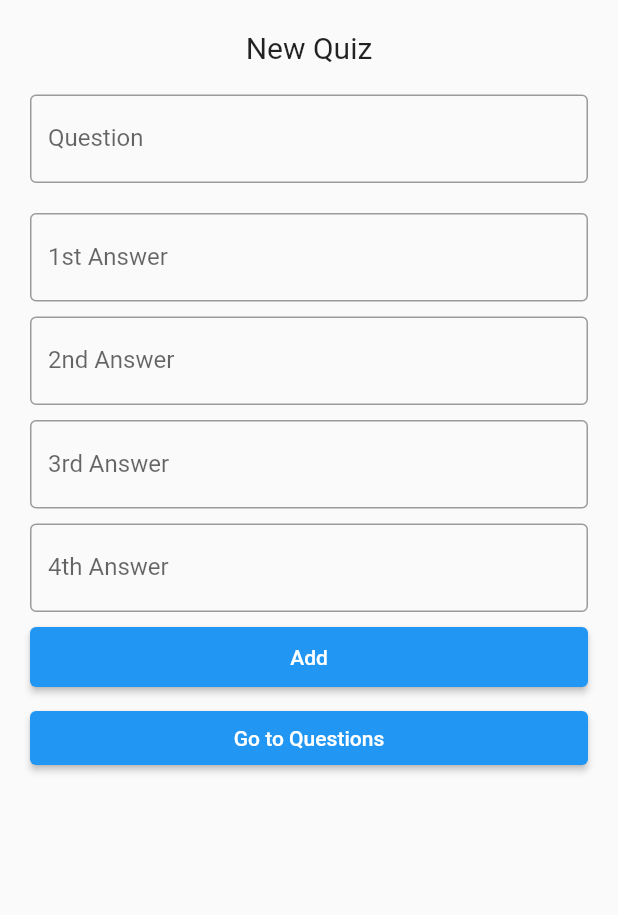
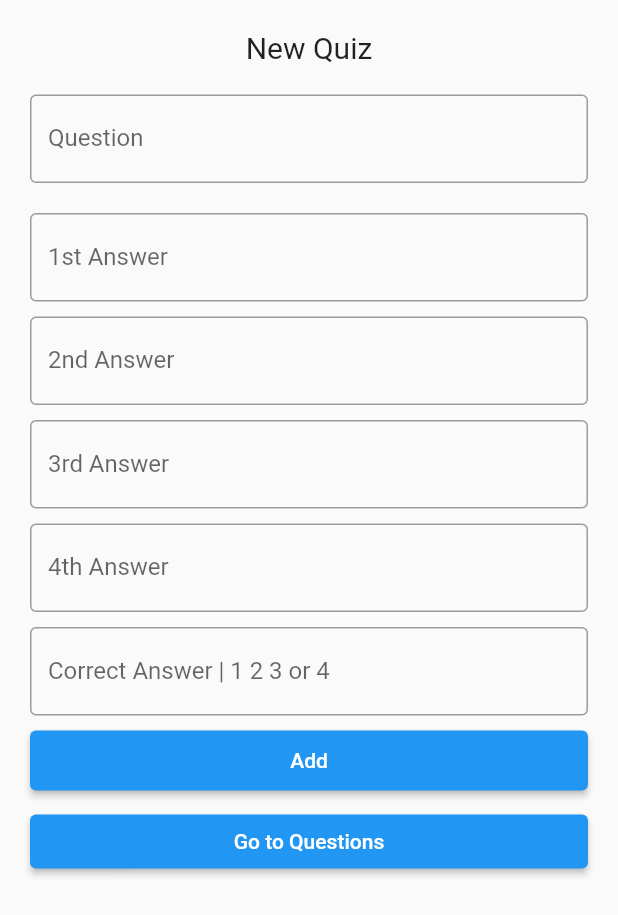
Before and after one commit to Chathura99/smart-academy, a Flutter app: the AddQuestion screen opened directly, after a tap on "Add", on a phone screen of 412 x 824 dp. Shown: the top 915 px of the screen. Run offline on Flutter 3.47's test engine with Material 2 defaults, Android fonts, the phone set to English and light mode, and no system bars; our stand-ins replace cloud_firestore, firebase_auth, firebase_core, shared_preferences; missing offline and left inert: dart:html, dart:js_util; accounts and stored records are empty.

Commit message:
add question from team

```diff
--- a/lib/screens/quizscreen/add_question.dart
+++ b/lib/screens/quizscreen/add_question.dart
@@ -1,4 +1,7 @@
+import 'dart:async';
+
 import 'package:flutter/material.dart';
+import "package:cloud_firestore/cloud_firestore.dart";
 
 class AddQuestion extends StatefulWidget {
   const AddQuestion({Key? key}) : super(key: key);
@@ -13,12 +16,14 @@ class _AddQuestionState extends State<AddQuestion> {
   late String _ans2;
   late String _ans3;
   late String _ans4;
+  late String _ans;
 
   TextEditingController questionController = TextEditingController();
   TextEditingController ans1Controller = TextEditingController();
   TextEditingController ans2Controller = TextEditingController();
   TextEditingController ans3Controller = TextEditingController();
   TextEditingController ans4Controller = TextEditingController();
+  TextEditingController ansController = TextEditingController();
 
   @override
   Widget build(BuildContext context) {
@@ -105,16 +110,51 @@ class _AddQuestionState extends State<AddQuestion> {
                       }),
                 ),
                 Container(
+                  padding: const EdgeInsets.fromLTRB(10, 10, 10, 0),
+                  child: TextField(
+                      controller: ansController,
+                      decoration: const InputDecoration(
+                        border: OutlineInputBorder(),
+                        labelText: 'Correct Answer | 1 2 3 or 4',
+                      ),
+                      onChanged: (value) {
+                        setState(() {
+                          _ans = value;
+                        });
+                      }),
+                ),
+                Container(
                   height: 50,
                   padding: const EdgeInsets.fromLTRB(10, 10, 10, 0),
                   child: ElevatedButton(
                     child: const Text('Add'),
                     onPressed: () {
                       print(ans1Controller.text);
-                      print(ans2Controller.text);
+                      print(ans1Controller.text);
                       print(ans3Controller.text);
                       print(ans4Controller.text);
-                      print(questionController.text);
+                      print(ansController.text);
+                      print(ansController.text);
+
+                      FirebaseFirestore.instance.collection('questions').add({
+                        "question": questionController.text,
+                        "ans1": ans1Controller.text,
+                        "ans2": ans2Controller.text,
+                        "ans3": ans3Controller.text,
+                        "ans4": ans4Controller.text,
+                        "ans1correctornot":
+                            (ansController.text == "1") ? true : false,
+                        "ans2correctornot":
+                            (ansController.text == "2") ? true : false,
+                        "ans3correctornot":
+                            (ansController.text == "3") ? true : false,
+                        "ans4correctornot":
+                            (ansController.text == "4") ? true : false,
+                      }).then((value) {
+                        print("saved");
+                      }).catchError((e) {
+                        print(e);
+                      });
                     },
                   ),
                 ),
```
